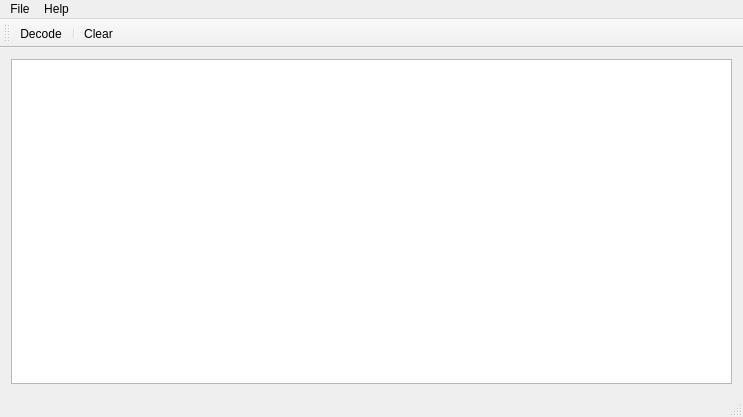
Old version of the form mainwindow.ui in the repository csete/qtmm.
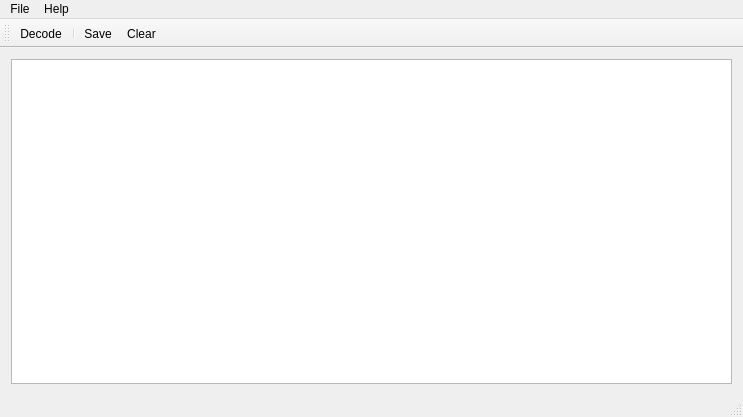
New version of the form. Icons and pictures are not drawn.

Commit message: Add Save action to toolbar.

```diff
--- a/mainwindow.ui
+++ b/mainwindow.ui
@@ -80,6 +80,7 @@
    </attribute>
    <addaction name="actionDecode"/>
    <addaction name="separator"/>
+   <addaction name="actionSave"/>
    <addaction name="actionClear"/>
   </widget>
   <widget class="QStatusBar" name="statusBar"/>
```
Left out of the diff: 4 changed lines with no effect on the pictures.
